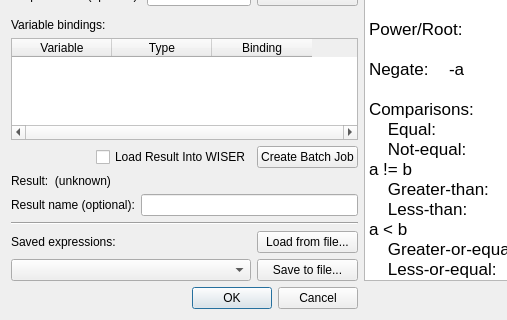
First picture: the form in src/wiser/gui/ui_files/band_math.ui, repository Ehlmann-research-group/WISER, before the edit; both pictures show x 0 to 507 and y 137 to 457 of the 937 by 457 pixel window.
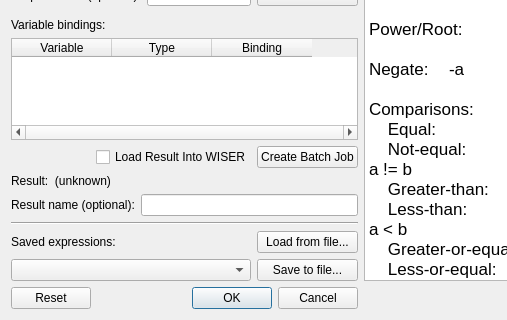
Second picture: the form after the edit.

What changed in the file:
```diff
--- a/src/wiser/gui/ui_files/band_math.ui
+++ b/src/wiser/gui/ui_files/band_math.ui
@@ -265,7 +265,7 @@
       <enum>Qt::Horizontal</enum>
      </property>
      <property name="standardButtons">
-      <set>QDialogButtonBox::Cancel|QDialogButtonBox::Ok</set>
+      <set>QDialogButtonBox::Cancel|QDialogButtonBox::Ok|QDialogButtonBox::Reset</set>
      </property>
     </widget>
    </item>
```
